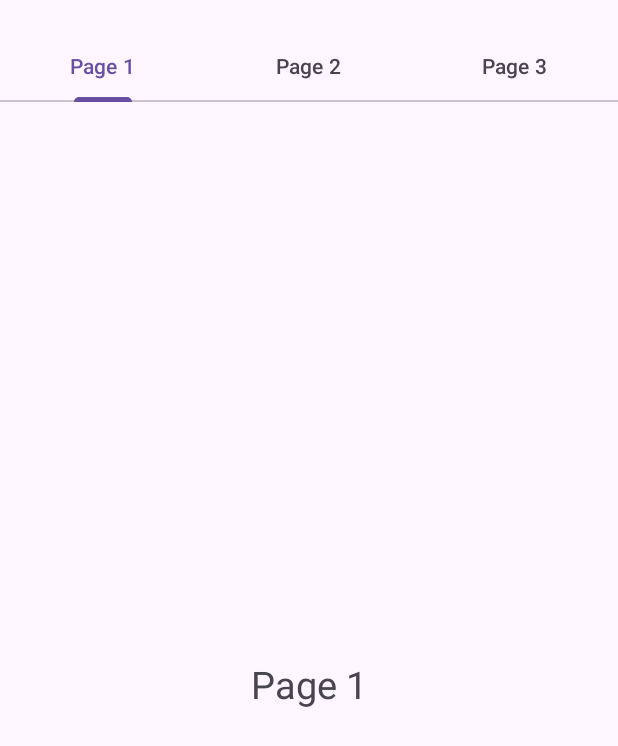
After one commit to deepakcse31/JulyAndroid, an Android app: the FragmentActivity screen opened directly, with no data from a screen before it, on a phone screen of 412 x 824 dp. The commit adds this screen. Shown: the top 746 px of the screen. Run offline under Robolectric (Android 15) with nearby library versions, the phone set to English and light mode, and no system bars.

Commit message:
Fragment/ApiCall

```diff
--- a/app/build.gradle.kts
+++ b/app/build.gradle.kts
@@ -40,4 +40,10 @@ dependencies {
     testImplementation(libs.junit)
     androidTestImplementation(libs.ext.junit)
     androidTestImplementation(libs.espresso.core)
+
+    implementation("com.squareup.retrofit2:retrofit:2.9.0")
+    // GSON
+    implementation("com.squareup.retrofit2:converter-gson:2.9.0")
+    implementation("com.squareup.okhttp3:logging-interceptor:4.11.0")
+
 }
--- a/app/src/main/AndroidManifest.xml
+++ b/app/src/main/AndroidManifest.xml
@@ -13,6 +13,12 @@
         android:roundIcon="@mipmap/app_icon_round"
         android:supportsRtl="true"
         android:theme="@style/Theme.JulyAndroid">
+        <activity
+            android:name=".PhoneActivity"
+            android:exported="false" />
+        <activity
+            android:name=".FragmentActivity"
+            android:exported="false" />
         <activity
             android:name=".ShareMediaActivity"
             android:exported="false" />
--- /dev/null
+++ b/app/src/main/java/com/example/julyandroid/FragmentActivity.java
@@ -0,0 +1,37 @@
+package com.example.julyandroid;
+
+import android.os.Bundle;
+
+import androidx.activity.EdgeToEdge;
+import androidx.appcompat.app.AppCompatActivity;
+import androidx.core.graphics.Insets;
+import androidx.core.view.ViewCompat;
+import androidx.core.view.WindowInsetsCompat;
+import androidx.viewpager.widget.ViewPager;
+
+import com.google.android.material.tabs.TabLayout;
+
+public class FragmentActivity extends AppCompatActivity {
+    public ViewPageAdapter viewPageAdapter;
+    public TabLayout tabLayout;
+    public ViewPager viewPager;
+    @Override
+    protected void onCreate(Bundle savedInstanceState) {
+        super.onCreate(savedInstanceState);
+        EdgeToEdge.enable(this);
+        setContentView(R.layout.activity_fragment);
+        viewPager=findViewById(R.id.viewpager);
+        tabLayout=findViewById(R.id.tablayout);
+        viewPageAdapter=new ViewPageAdapter(getSupportFragmentManager());
+        viewPageAdapter.addFragment(new PageOne(),"Page 1");
+        viewPageAdapter.addFragment(new PageTwo(),"Page 2");
+        viewPageAdapter.addFragment(new PageThree(),"Page 3");
+        viewPager.setAdapter(viewPageAdapter);
+        tabLayout.setupWithViewPager(viewPager);
+        ViewCompat.setOnApplyWindowInsetsListener(findViewById(R.id.main), (v, insets) -> {
+            Insets systemBars = insets.getInsets(WindowInsetsCompat.Type.systemBars());
+            v.setPadding(systemBars.left, systemBars.top, systemBars.right, systemBars.bottom);
+            return insets;
+        });
+    }
+}
--- /dev/null
+++ b/app/src/main/java/com/example/julyandroid/PageOne.java
@@ -0,0 +1,28 @@
+package com.example.julyandroid;
+
+import android.os.Bundle;
+import android.view.LayoutInflater;
+import android.view.View;
+import android.view.ViewGroup;
+
+import androidx.annotation.NonNull;
+import androidx.annotation.Nullable;
+import androidx.fragment.app.Fragment;
+
+public class PageOne extends Fragment {
+
+    public PageOne(){
+
+    }
+
+    @Override
+    public void onCreate(@Nullable Bundle savedInstanceState) {
+        super.onCreate(savedInstanceState);
+    }
+
+    @Nullable
+    @Override
+    public View onCreateView(@NonNull LayoutInflater inflater, @Nullable ViewGroup container, @Nullable Bundle savedInstanceState) {
+        return inflater.inflate(R.layout.page_one,container,false);
+    }
+}
--- /dev/null
+++ b/app/src/main/java/com/example/julyandroid/PageThree.java
@@ -0,0 +1,27 @@
+package com.example.julyandroid;
+
+import android.os.Bundle;
+import android.view.LayoutInflater;
+import android.view.View;
+import android.view.ViewGroup;
+
+import androidx.annotation.NonNull;
+import androidx.annotation.Nullable;
+import androidx.fragment.app.Fragment;
+
+public class PageThree extends Fragment {
+    public PageThree(){
+
+    }
+
+    @Override
+    public void onCreate(@Nullable Bundle savedInstanceState) {
+        super.onCreate(savedInstanceState);
+    }
+
+    @Nullable
+    @Override
+    public View onCreateView(@NonNull LayoutInflater inflater, @Nullable ViewGroup container, @Nullable Bundle savedInstanceState) {
+        return inflater.inflate(R.layout.page_three,container,false);
+    }
+}
--- /dev/null
+++ b/app/src/main/java/com/example/julyandroid/PageTwo.java
@@ -0,0 +1,27 @@
+package com.example.julyandroid;
+
+import android.os.Bundle;
+import android.view.LayoutInflater;
+import android.view.View;
+import android.view.ViewGroup;
+
+import androidx.annotation.NonNull;
+import androidx.annotation.Nullable;
+import androidx.fragment.app.Fragment;
+
+public class PageTwo extends Fragment {
+
+      public PageTwo(){
+
+      }
+    @Override
+    public void onCreate(@Nullable Bundle savedInstanceState) {
+        super.onCreate(savedInstanceState);
+    }
+
+    @Nullable
+    @Override
+    public View onCreateView(@NonNull LayoutInflater inflater, @Nullable ViewGroup container, @Nullable Bundle savedInstanceState) {
+        return inflater.inflate(R.layout.page_two,container,false);
+    }
+}
--- a/app/src/main/java/com/example/julyandroid/SplashActivity.java
+++ b/app/src/main/java/com/example/julyandroid/SplashActivity.java
@@ -27,7 +27,7 @@ public class SplashActivity extends AppCompatActivity {
                 String loginstatus=sharedPreferences.getString("loginstatus","false");
                 if (loginstatus.equals("true"))
                 {
-                    Intent intent=new Intent(getApplicationContext(), ShareMediaActivity.class);
+                    Intent intent=new Intent(getApplicationContext(), PhoneActivity.class);
                     startActivity(intent);
                 }else {
                     Intent intent=new Intent(getApplicationContext(),LoginActivity.class);
--- /dev/null
+++ b/app/src/main/java/com/example/julyandroid/ViewPageAdapter.java
@@ -0,0 +1,37 @@
+package com.example.julyandroid;
+
+import androidx.annotation.NonNull;
+import androidx.fragment.app.Fragment;
+import androidx.fragment.app.FragmentManager;
+import androidx.fragment.app.FragmentPagerAdapter;
+
+import java.util.ArrayList;
+import java.util.List;
+
+public class ViewPageAdapter extends FragmentPagerAdapter {
+    private final List<Fragment> fragments=new ArrayList<>();
+    private final List<String> fragmentTitle=new ArrayList<>();
+
+    public void addFragment(Fragment fragment, String title){
+        fragments.add(fragment);
+        fragmentTitle.add(title);
+    }
+    public ViewPageAdapter(@NonNull FragmentManager fm) {
+        super(fm);
+    }
+
+    @NonNull
+    @Override
+    public Fragment getItem(int position) {
+        return fragments.get(position);
+    }
+    @Override
+    public int getCount() {
+        return fragments.size();
+    }
+    @Override
+    public CharSequence getPageTitle(int position) {
+        return fragmentTitle.get(position);
+    }
+
+}
--- /dev/null
+++ b/app/src/main/res/layout/activity_fragment.xml
@@ -0,0 +1,32 @@
+<?xml version="1.0" encoding="utf-8"?>
+<androidx.coordinatorlayout.widget.CoordinatorLayout xmlns:android="http://schemas.android.com/apk/res/android"
+    xmlns:app="http://schemas.android.com/apk/res-auto"
+    xmlns:tools="http://schemas.android.com/tools"
+    android:id="@+id/main"
+    android:layout_width="match_parent"
+    android:layout_height="match_parent"
+    tools:context=".FragmentActivity">
+
+    <com.google.android.material.appbar.AppBarLayout
+        android:layout_width="match_parent"
+        android:layout_height="wrap_content"
+        android:layout_marginTop="20dp"
+        android:id="@+id/appbar"
+        >
+
+        <com.google.android.material.tabs.TabLayout
+            android:layout_width="match_parent"
+            android:layout_height="match_parent"
+            app:tabGravity="fill"
+            app:tabMode="fixed"
+            android:id="@+id/tablayout"
+            />
+    </com.google.android.material.appbar.AppBarLayout>
+
+    <androidx.viewpager.widget.ViewPager
+        android:layout_width="match_parent"
+        android:layout_height="match_parent"
+        app:layout_behavior="@string/appbar_scrolling_view_behavior"
+        android:id="@+id/viewpager"
+        />
+</androidx.coordinatorlayout.widget.CoordinatorLayout>
--- /dev/null
+++ b/app/src/main/res/layout/page_one.xml
@@ -0,0 +1,17 @@
+<?xml version="1.0" encoding="utf-8"?>
+<androidx.constraintlayout.widget.ConstraintLayout xmlns:android="http://schemas.android.com/apk/res/android"
+    android:layout_width="match_parent"
+    android:layout_height="match_parent"
+    xmlns:app="http://schemas.android.com/apk/res-auto">
+
+    <TextView
+        android:layout_width="wrap_content"
+        android:layout_height="wrap_content"
+        app:layout_constraintTop_toTopOf="parent"
+        app:layout_constraintStart_toStartOf="parent"
+        app:layout_constraintEnd_toEndOf="parent"
+        app:layout_constraintBottom_toBottomOf="parent"
+        android:text="Page 1"
+        android:textSize="25dp"
+        />
+</androidx.constraintlayout.widget.ConstraintLayout>
```
Also changed, not shown: app/src/main/java/com/example/julyandroid/ApiClient.java (added, +30 -0 lines), app/src/main/java/com/example/julyandroid/ApiService.java (added, +12 -0 lines), app/src/main/java/com/example/julyandroid/PhoneActivity.java (added, +64 -0 lines), app/src/main/java/com/example/julyandroid/ResponseModel.java (added, +27 -0 lines), app/src/main/res/layout/activity_phone.xml (added, +35 -0 lines), app/src/main/res/layout/page_three.xml (added, +17 -0 lines), app/src/main/res/layout/page_two.xml (added, +17 -0 lines).
